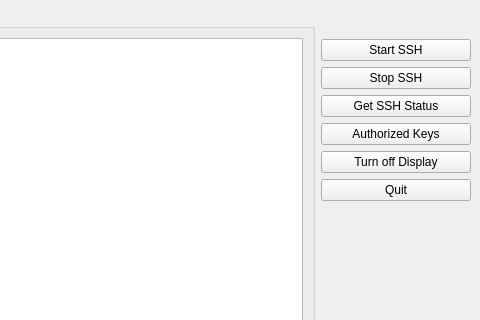
Above: mainwindow.ui from kelvinchincc/DeckSSH before the change; both pictures show x 320 to 800 and y 0 to 320 of the 800 by 600 pixel window. Below: the same form after it.
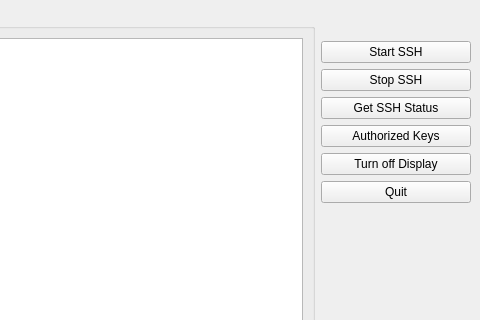
That is the form after the change.

Commit message: Increase spacer height to 32 in mainwindow UI

```diff
--- a/mainwindow.ui
+++ b/mainwindow.ui
@@ -77,7 +77,7 @@
          <property name="sizeHint" stdset="0">
           <size>
            <width>20</width>
-           <height>30</height>
+           <height>32</height>
           </size>
          </property>
         </spacer>
```
